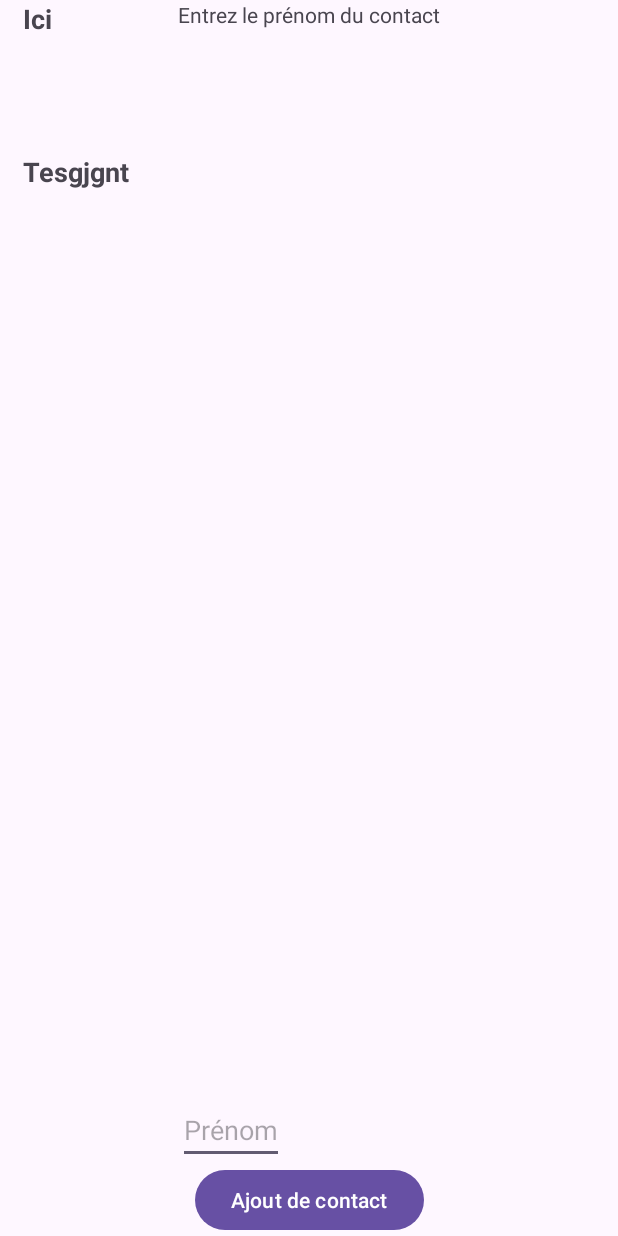
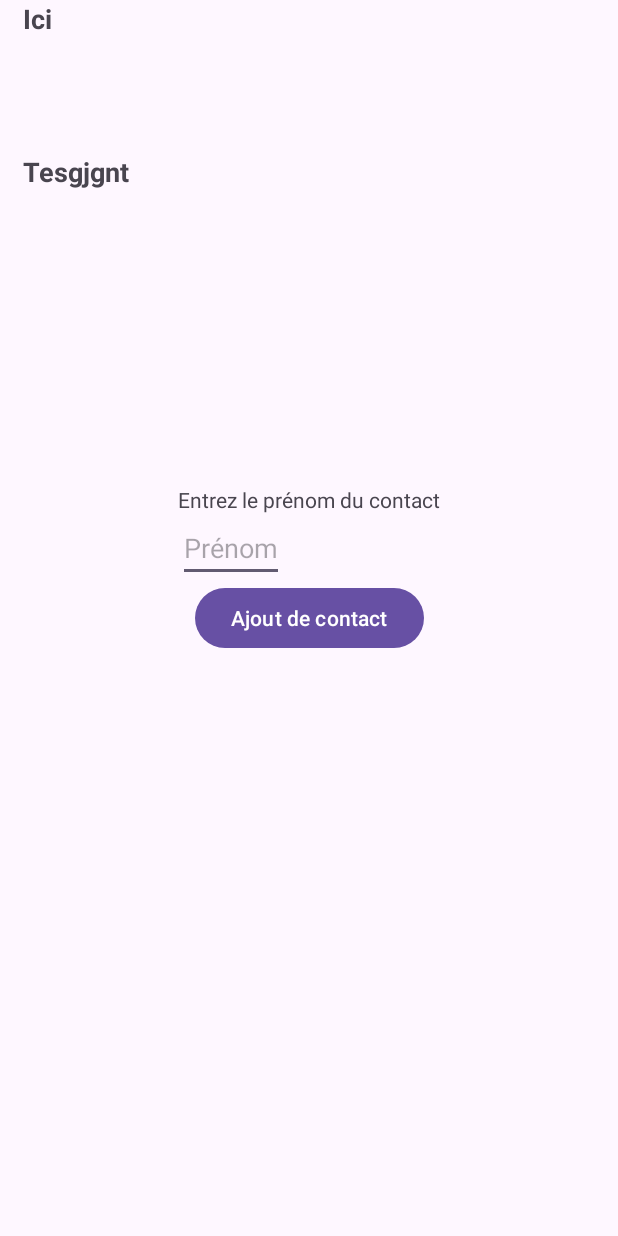
Before and after one commit to fasquelt/Kotlin_TP1, an Android app: the screen it shows after launch (MainActivity), on a phone screen of 412 x 824 dp. Run offline under Robolectric (Android 15) with nearby library versions, the phone set to English and light mode, and no system bars.

```diff
--- a/app/src/main/java/com/example/tp1/AjoutContact.kt
+++ b/app/src/main/java/com/example/tp1/AjoutContact.kt
@@ -1,4 +1,5 @@
 package com.example.tp1
+import ContactAdapter
 import android.app.Activity
 import android.app.AlertDialog
 import android.app.DatePickerDialog
@@ -44,11 +45,13 @@ class StartGameDialogFragment : DialogFragment() {
 class AjoutContact : AppCompatActivity(){
 
     private lateinit var binding: ActivityAjoutBinding
+    var cAdapter = ContactAdapter()
     lateinit var imageContact : ImageView
     lateinit var btnGal : Button
     lateinit var btnCam : Button
 
     override fun onCreate(savedInstanceState: Bundle?) {
+
         super.onCreate(savedInstanceState)
         binding = ActivityAjoutBinding.inflate(layoutInflater)
         setContentView(binding.root)
@@ -97,8 +100,11 @@ class AjoutContact : AppCompatActivity(){
                 StartGameDialogFragment().show(supportFragmentManager, "CONFIRMATION")
                 val nom = binding.input1.text.toString()
                 val prenom = binding.input2.text.toString()
+                val tel = binding.input4.text.toString()
                 val fullName = prenom+nom
+                val newC = Contact(nom, prenom,tel)
                 if (finished == true){
+                    cAdapter.addContact(newC)
                     if (binding.bajout.isChecked){
                         confAddFav(prenom,nom)
                     }
--- a/app/src/main/java/com/example/tp1/Contact.kt
+++ b/app/src/main/java/com/example/tp1/Contact.kt
@@ -1,19 +1,14 @@
 package com.example.tp1
 
-import android.view.View
-import android.widget.TextView
-import androidx.recyclerview.widget.RecyclerView.ViewHolder
-import com.example.tp1.databinding.ListeContactBinding
 import java.io.Serializable
 
 data class Contact
     (val name : String, val firstname : String, val tel : String)
-    : Serializable
-
-class ContactViewHolder(view: View) : ViewHolder(view) {
-    val nomTextView: TextView = view.findViewById(R.id.nom)
-    val prenomTextView: TextView = view.findViewById(R.id.pre)
-    val telTextView: TextView = view.findViewById(R.id.tel)
-    private lateinit var binding: ListeContactBinding
-
-}
+    : Serializable {
+        companion object{
+            var contacts : MutableList<Contact> = mutableListOf(
+                Contact("Exemple1", "Voila", "03"),
+                Contact("Exemple2","Voila","02"),
+            )
+        }
+    }
--- a/app/src/main/java/com/example/tp1/ContactAdapter.kt
+++ b/app/src/main/java/com/example/tp1/ContactAdapter.kt
@@ -26,6 +26,10 @@ class ContactAdapter : ListAdapter<Contact, ContactAdapter.ContactViewHolder>(Di
         holder.bind(getItem(position))
     }
 
+    fun addContact(c : Contact){
+        Contact.contacts.add(c)
+    }
+
 
 
 
--- a/app/src/main/res/layout/activity_main.xml
+++ b/app/src/main/res/layout/activity_main.xml
@@ -13,7 +13,7 @@
         android:layout_width="wrap_content"
         android:layout_height="wrap_content"
         android:text="@string/demande_prenom"
-        app:layout_constraintTop_toTopOf="parent"
+        app:layout_constraintBottom_toTopOf="@id/input"
         app:layout_constraintEnd_toEndOf="parent"
         app:layout_constraintStart_toStartOf="parent" />
 
@@ -34,6 +34,7 @@
         android:layout_width="wrap_content"
         android:layout_height="wrap_content"
         android:text="@string/ajout_de_contact"
+        app:layout_constraintTop_toTopOf="parent"
         app:layout_constraintBottom_toBottomOf="parent"
         app:layout_constraintStart_toStartOf="@+id/input"
         app:layout_constraintEnd_toEndOf="@+id/message"
```
